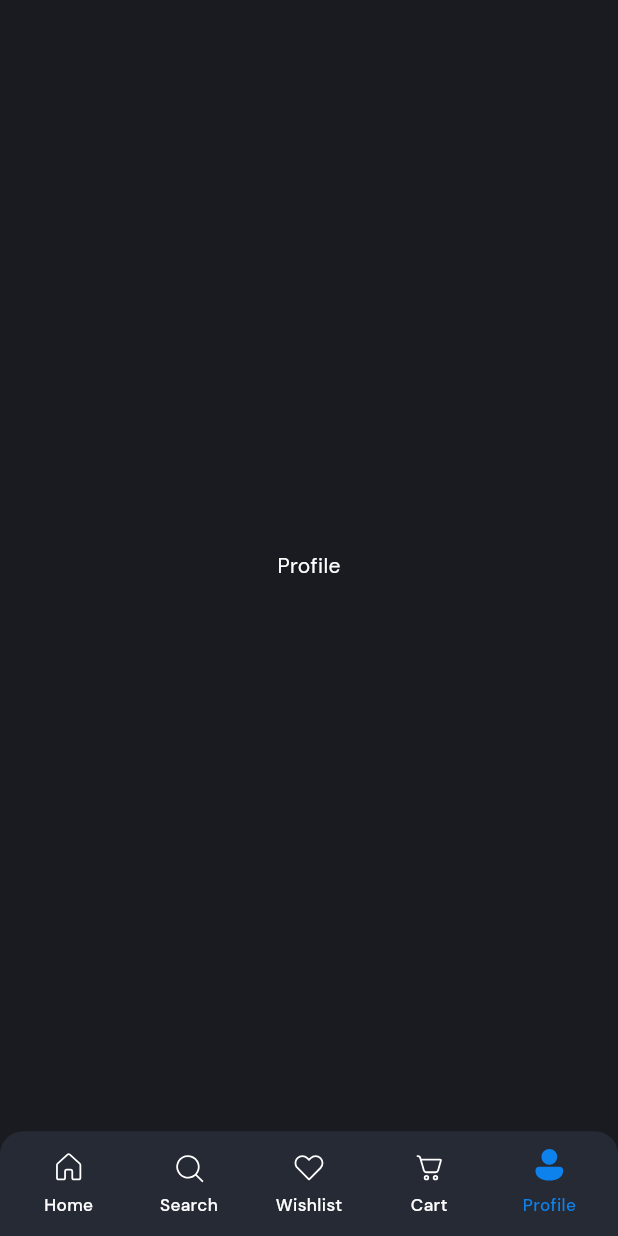
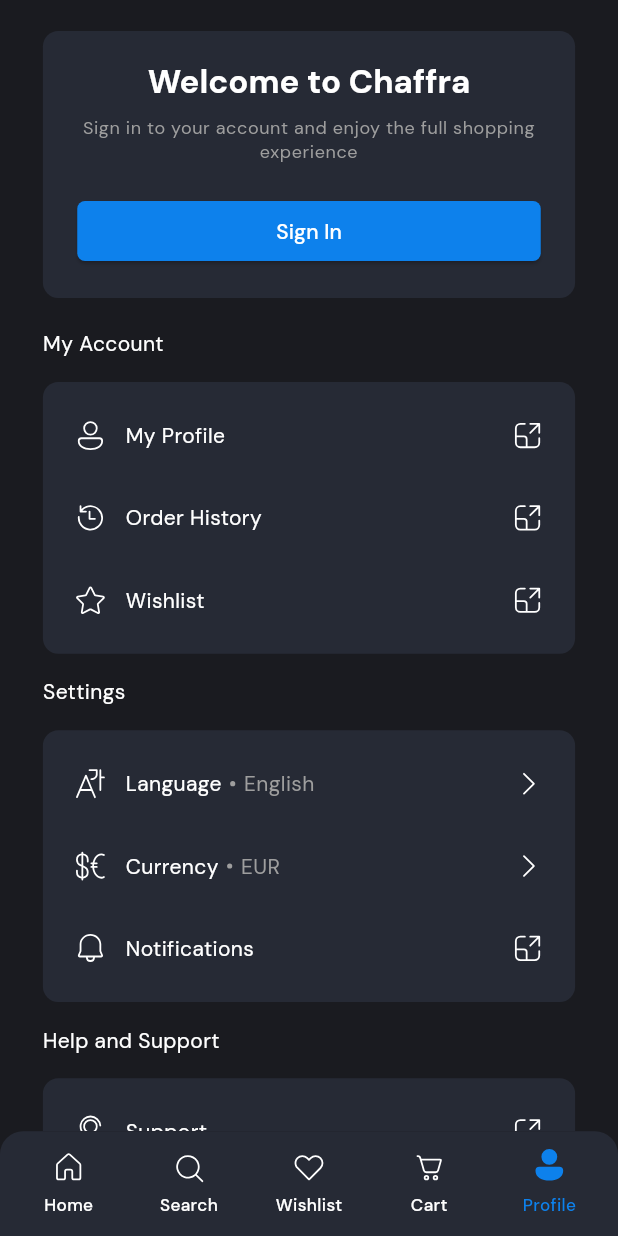
Before and after one commit to abdoumata03/Chaffra, a Flutter app: the screen it shows after launch, item 5 of the bottom bar chosen, on a phone screen of 412 x 824 dp. Run offline on Flutter 3.47's test engine with Material 3 defaults, Android fonts, the light colour scheme and no system bars; drawn by our look-alikes of flutter_animate; our stand-ins replace fluentui_system_icons, flutter_riverpod, flutter_screenutil, go_router, google_fonts, riverpod_annotation and 1 more; missing offline and left inert: country_flags; generated files the repository leaves out were written again.

Commit message:
profile page; language settings

```diff
--- /dev/null
+++ b/lib/features/account/presentation/language.dart
@@ -0,0 +1,42 @@
+import 'package:chaffra/features/account/presentation/widgets/language_list_tile.dart';
+import 'package:chaffra/localization/app_localizations_context.dart';
+import 'package:chaffra/localization/supported_locale.dart';
+import 'package:fluentui_system_icons/fluentui_system_icons.dart';
+import 'package:flutter/material.dart';
+import 'package:flutter_screenutil/flutter_screenutil.dart';
+
+class Language extends StatelessWidget {
+  const Language({super.key});
+
+  @override
+  Widget build(BuildContext context) {
+    return Scaffold(
+      appBar: AppBar(
+        leading: IconButton(
+          icon: const Icon(FluentIcons.arrow_left_24_regular),
+          onPressed: () {
+            Navigator.pop(context);
+          },
+        ),
+        title: Text(
+          context.loc.language,
+          style: Theme.of(context).textTheme.bodyLarge,
+        ),
+      ),
+      body: SingleChildScrollView(
+        child: Padding(
+          padding: EdgeInsets.symmetric(horizontal: 25.w, vertical: 20.h),
+          child: Wrap(
+            runSpacing: 10.h,
+            children: List.generate(
+              SupportedLocale.values.length,
+              (index) => LanguageListTile(
+                locale: SupportedLocale.values[index],
+              ),
+            ),
+          ),
+        ),
+      ),
+    );
+  }
+}
--- /dev/null
+++ b/lib/features/account/presentation/profile.dart
@@ -0,0 +1,163 @@
+import 'package:chaffra/localization/hardcoded_string.dart';
+import 'package:chaffra/localization/locale_provider.dart';
+import 'package:chaffra/localization/supported_locale.dart';
+import 'package:chaffra/routing/router_page_names.dart';
+import 'package:chaffra/shared/widgets/button.dart';
+import 'package:chaffra/shared/widgets/dark_container.dart';
+import 'package:chaffra/localization/app_localizations_context.dart';
+import 'package:chaffra/features/account/presentation/widgets/settings_item.dart';
+import 'package:fluentui_system_icons/fluentui_system_icons.dart';
+import 'package:flutter/material.dart';
+import 'package:flutter_riverpod/flutter_riverpod.dart';
+import 'package:flutter_screenutil/flutter_screenutil.dart';
+import 'package:go_router/go_router.dart';
+
+class Profile extends ConsumerWidget {
+  const Profile({super.key});
+
+  @override
+  Widget build(BuildContext context, WidgetRef ref) {
+    final locale = ref.watch(localeControllerProvider);
+    return SingleChildScrollView(
+        child: SizedBox(
+      width: double.infinity,
+      child: Padding(
+        padding: EdgeInsets.symmetric(horizontal: 25.w, vertical: 20.h),
+        child: Column(
+          crossAxisAlignment: CrossAxisAlignment.start,
+          children: [
+            DarkContainer(
+              padding: EdgeInsets.symmetric(horizontal: 20.w, vertical: 20.h),
+              child: Column(
+                children: [
+                  Text(
+                    context.loc.welcomeToChaffra,
+                    style: Theme.of(context).textTheme.titleLarge!.copyWith(
+                          fontWeight: FontWeight.bold,
+                        ),
+                  ),
+                  SizedBox(height: 8.h),
+                  Text(
+                    context.loc.welcomeMessage,
+                    style: Theme.of(context).textTheme.bodySmall!.copyWith(
+                          color: Colors.grey,
+                        ),
+                    textAlign: TextAlign.center,
+                  ),
+                  SizedBox(height: 20.h),
+                  SizedBox(
+                    width: double.infinity,
+                    child: Button(
+                        onPressed: () {}, child: Text(context.loc.signIn)),
+                  ),
+                ],
+              ),
+            ),
+            SizedBox(height: 20.h),
+            Text(context.loc.myAccount),
+            SizedBox(height: 15.h),
+            DarkContainer(
+              padding: EdgeInsets.symmetric(horizontal: 8.h, vertical: 8.h),
+              child: Column(
+                children: [
+                  SettingItem(
+                    icon: FluentIcons.person_20_regular,
+                    title: context.loc.myProfile,
+                    internal: false,
+                  ),
+                  SettingItem(
+                    icon: FluentIcons.history_20_regular,
+                    title: context.loc.orderHistory,
+                    internal: false,
+                  ),
+                  SettingItem(
+                    icon: FluentIcons.star_20_regular,
+                    title: context.loc.whishlist,
+                    internal: false,
+                  ),
+                ],
+              ),
+            ),
+            SizedBox(height: 15.h),
+            Text(context.loc.settings),
+            SizedBox(height: 15.h),
+            DarkContainer(
+              padding: EdgeInsets.symmetric(horizontal: 8.h, vertical: 8.h),
+              child: Column(
+                children: [
+                  SettingItem(
+                    icon: FluentIcons.local_language_20_regular,
+                    title: context.loc.language,
+                    value: locale.name,
+                    onTap: () {
+                      // Navigate to the language selection page
+                      context.pushNamed(pageNames.language);
+                    },
+                  ),
+                  SettingItem(
+                    icon: FluentIcons.currency_dollar_euro_20_regular,
+                    title: context.loc.currency,
+                    value: "EUR".hardcoded,
+                  ),
+                  SettingItem(
+                    icon: FluentIcons.alert_20_regular,
+                    title: context.loc.notifications,
+                    internal: false,
+                    onTap: () async {},
+                  ),
+                ],
+              ),
+            ),
+            SizedBox(height: 15.h),
+            Text(context.loc.helpAndSupport),
+            SizedBox(height: 15.h),
+            DarkContainer(
+              padding: EdgeInsets.symmetric(horizontal: 8.h, vertical: 8.h),
+              child: SettingItem(
+                icon: FluentIcons.person_support_20_regular,
+                title: context.loc.support,
+                internal: false,
+              ),
+            ),
+            SizedBox(height: 15.h),
+            Text(context.loc.legalInformation),
+            SizedBox(height: 15.h),
+            DarkContainer(
+              padding: EdgeInsets.symmetric(horizontal: 8.h, vertical: 8.h),
+              child: Column(
+                children: [
+                  SettingItem(
+                    icon: FluentIcons.document_one_page_20_regular,
+                    title: context.loc.temsAndConditions,
+                  ),
+                  SettingItem(
+                    icon: FluentIcons.shield_person_20_regular,
+                    title: context.loc.privacyPolicy,
+                  ),
+                  const Divider(),
+                  SettingItem(
+                    icon: FluentIcons.info_20_regular,
+                    title: context.loc.aboutUs,
+                  ),
+                ],
+              ),
+            ),
+            SizedBox(height: 15.h),
+            SizedBox(
+              width: double.infinity,
+              child: Text(
+                " ${context.loc.allRightsReserved} \n ${context.loc.version}"
+                    .hardcoded,
+                style: Theme.of(context)
+                    .textTheme
+                    .bodySmall!
+                    .copyWith(color: Colors.grey, height: 1.5),
+                textAlign: TextAlign.center,
+              ),
+            ),
+          ],
+        ),
+      ),
+    ));
+  }
+}
--- /dev/null
+++ b/lib/features/account/presentation/widgets/language_list_tile.dart
@@ -0,0 +1,40 @@
+import 'package:chaffra/localization/locale_provider.dart';
+import 'package:chaffra/localization/supported_locale.dart';
+import 'package:chaffra/themes/tokens.dart';
+import 'package:country_flags/country_flags.dart';
+import 'package:fluentui_system_icons/fluentui_system_icons.dart';
+import 'package:flutter/material.dart';
+import 'package:flutter_riverpod/flutter_riverpod.dart';
+import 'package:flutter_screenutil/flutter_screenutil.dart';
+
+class LanguageListTile extends ConsumerWidget {
+  const LanguageListTile({
+    super.key,
+    required this.locale,
+  });
+
+  final SupportedLocale locale;
+
+  @override
+  Widget build(BuildContext context, WidgetRef ref) {
+    final selectedLocale = ref.watch(localeControllerProvider);
+
+    return ListTile(
+      trailing: selectedLocale.name == locale.name
+          ? const Icon(FluentIcons.checkmark_24_filled)
+          : null,
+      leading: CountryFlag.fromCountryCode(locale.countryCode, width: 20.w,),
+      shape: RoundedRectangleBorder(
+        side: BorderSide(
+            color:
+                selectedLocale.name == locale.name ? primaryColor : Colors.grey,
+            width: 1),
+        borderRadius: BorderRadius.circular(5),
+      ),
+      title: Text(locale.name),
+      onTap: () {
+        ref.read(localeControllerProvider.notifier).changeLanguage(locale);
+      },
+    );
+  }
+}
--- /dev/null
+++ b/lib/features/account/presentation/widgets/settings_item.dart
@@ -0,0 +1,72 @@
+import 'package:fluentui_system_icons/fluentui_system_icons.dart';
+import 'package:flutter/material.dart';
+import 'package:flutter_screenutil/flutter_screenutil.dart';
+
+class SettingItem extends StatelessWidget {
+  const SettingItem(
+      {super.key,
+      this.internal = true,
+      required this.icon,
+      required this.title,
+      this.onTap,
+      this.value});
+
+  final bool internal;
+  final IconData icon;
+  final String title;
+  final String? value;
+  final Function()? onTap;
+
+  @override
+  Widget build(BuildContext context) {
+    return Material(
+      color: Colors.transparent,
+      child: InkWell(
+        customBorder: RoundedRectangleBorder(
+          borderRadius: BorderRadius.circular(10.h),
+        ),
+        onTap: onTap,
+        child: Container(
+          padding: EdgeInsets.symmetric(vertical: 15.h, horizontal: 10.w),
+          child: Row(
+            children: [
+              Icon(icon),
+              SizedBox(width: 10.w),
+              Text(title),
+              if (value != null)
+                Row(
+                  children: [
+                    SizedBox(
+                      width: 5.w,
+                    ),
+                    Container(
+                      width: 3.w,
+                      height: 3.w,
+                      decoration: const BoxDecoration(
+                        shape: BoxShape.circle,
+                        color: Colors.grey,
+                      ),
+                    ),
+                    SizedBox(
+                      width: 5.w,
+                    ),
+                    if (value != null)
+                      Text(
+                        value!,
+                        style: const TextStyle(
+                          color: Colors.grey,
+                        ),
+                      ),
+                  ],
+                ),
+              const Spacer(),
+              internal
+                  ? const Icon(FluentIcons.chevron_right_20_regular)
+                  : const Icon(FluentIcons.expand_up_right_20_regular)
+            ],
+          ),
+        ),
+      ),
+    );
+  }
+}
--- /dev/null
+++ b/lib/localization/hardcoded_string.dart
@@ -0,0 +1,3 @@
+extension HardCodedString on String {
+   String get hardcoded => this;
+}
--- a/lib/localization/l10n/app_ar.arb
+++ b/lib/localization/l10n/app_ar.arb
@@ -5,5 +5,25 @@
     "profileBottomNavBarItem": "حسابي",
     "wishlistBottomNavBarItem": "المفضلة",
     "cartBottomNavBarItem": "السلة",
-    "currentLanguage": "اللغة الحالية"
+    "currentLanguage": "اللغة الحالية",
+    "signIn": "تسجيل الدخول",
+    "welcomeToChaffra": "مرحبًا بك في شَفرة",
+    "welcomeMessage" : "سجل الدخول لتتمكن من الاستمتاع بالتجربة الكاملة",
+    "myAccount": "حسابي",
+    "myProfile": "ملفي الشخصي",
+    "orderHistory": "طلباتي",
+    "whishlist": "المفضلة",
+    "settings": "الإعدادات",
+    "language": "اللغة",
+    "currency": "العملة",
+    "notifications": "الإشعارات",
+    "helpAndSupport": "المساعدة والدعم",
+    "support": "الدعم",
+    "legalInformation": "المعلومات القانونية",
+    "temsAndConditions": "الشروط والأحكام",
+    "privacyPolicy": "سياسة الخصوصية",
+    "allRightsReserved": "شفرة. كل الحقوق محفوظة ©",
+    "version": "Chaffra.com - الإصدار 1.0",
+    "aboutUs": "من نحن",
+    "logout": "تسجيل الخروج"
 }
--- a/lib/localization/l10n/app_en.arb
+++ b/lib/localization/l10n/app_en.arb
@@ -5,5 +5,25 @@
     "profileBottomNavBarItem": "Profile",
     "wishlistBottomNavBarItem": "Wishlist",
     "cartBottomNavBarItem": "Cart",
-    "currentLanguage": "Current language"
+    "currentLanguage": "Current language",
+    "signIn": "Sign In",
+    "welcomeToChaffra": "Welcome to Chaffra",
+    "welcomeMessage" : "Sign in to your account and enjoy the full shopping experience",
+    "myAccount": "My Account",
+    "myProfile": "My Profile",
+    "orderHistory": "Order History",
+    "whishlist": "Wishlist",
+    "settings": "Settings",
+    "language": "Language",
+    "currency": "Currency",
+    "notifications": "Notifications",
+    "helpAndSupport": "Help and Support",
+    "support": "Support",
+    "legalInformation": "Legal Information",
+    "temsAndConditions": "Terms and Conditions",
+    "privacyPolicy": "Privacy Policy",
+    "allRightsReserved": "© Chaffra. All rights reserved",
+    "version": "Chaffra.com - Version 1.0",
+    "logout": "Logout",
+    "aboutUs": "About Us"
 }
--- a/lib/localization/supported_locale.dart
+++ b/lib/localization/supported_locale.dart
@@ -16,6 +16,19 @@
     }
     return name;
   }
+
+  String get countryCode {
+    String countryCode;
+    switch (this) {
+      case SupportedLocale.en:
+        countryCode = 'us';
+        break;
+      case SupportedLocale.ar:
+        countryCode = 'sa';
+        break;
+    }
+    return countryCode;
+  }
 }
 
 extension LocaleExtension on Locale {
--- a/lib/main.dart
+++ b/lib/main.dart
@@ -1,7 +1,6 @@
 import 'package:chaffra/localization/locale_provider.dart';
-import 'package:chaffra/localization/supported_locale.dart';
+import 'package:chaffra/routing/router_config.dart';
 import 'package:chaffra/services/shared_preferences/providers.dart';
-import 'package:chaffra/shared/screens/root_screen.dart';
 import 'package:chaffra/themes/app_theme.dart';
 import 'package:flutter/material.dart';
 import 'package:flutter_riverpod/flutter_riverpod.dart';
@@ -30,7 +29,7 @@
     return ScreenUtilInit(
         designSize: const Size(360, 800),
         builder: (_, child) {
-          return MaterialApp(
+          return MaterialApp.router(
             debugShowCheckedModeBanner: false,
             localizationsDelegates: AppLocalizations.localizationsDelegates,
             supportedLocales: AppLocalizations.supportedLocales,
@@ -42,7 +41,7 @@
                   : GoogleFonts.dmSansTextTheme()
                       .apply(bodyColor: Colors.white),
             ),
-            home: RootScreen(),
+            routerConfig: routerConfig,
           );
         });
   }
--- /dev/null
+++ b/lib/routing/router_config.dart
@@ -0,0 +1,25 @@
+import 'package:chaffra/features/account/presentation/language.dart';
+import 'package:chaffra/routing/router_page_names.dart';
+import 'package:chaffra/shared/screens/root_screen.dart';
+import 'package:flutter/material.dart';
+import 'package:go_router/go_router.dart';
+
+final routerConfig = GoRouter(
+  initialLocation: '/',
+  routes: [
+    GoRoute(
+      name: pageNames.root,
+      path: "/",
+      pageBuilder: (context, state) => const MaterialPage<void>(
+        child: RootScreen(),
+      ),
+    ),
+    GoRoute(
+      name: pageNames.language,
+      path: "/language",
+      pageBuilder: (context, state) => const MaterialPage<void>(
+        child: Language(),
+      ),
+    ),
+  ],
+);
--- /dev/null
+++ b/lib/routing/router_page_names.dart
@@ -0,0 +1,4 @@
+class pageNames {
+  static const String root = 'root';
+  static const String language = 'language';
+}
--- a/lib/shared/screens/root_screen.dart
+++ b/lib/shared/screens/root_screen.dart
@@ -1,5 +1,6 @@
 import 'package:chaffra/localization/app_localizations_context.dart';
 import 'package:chaffra/shared/screens/home.dart';
+import 'package:chaffra/features/account/presentation/profile.dart';
 import 'package:chaffra/shared/widgets/bottom_navigation_bar.dart';
 import 'package:flutter/material.dart';
 import 'package:flutter/services.dart';
@@ -26,7 +27,7 @@
             Center(child: Text(context.loc.searchBottomNavBarItem)),
             Center(child: Text(context.loc.wishlistBottomNavBarItem)),
             Center(child: Text(context.loc.cartBottomNavBarItem)),
-            Center(child: Text(context.loc.profileBottomNavBarItem))
+            const Profile(),
           ],
         )),
       ),
--- a/lib/shared/widgets/bottom_navigation_bar.dart
+++ b/lib/shared/widgets/bottom_navigation_bar.dart
@@ -1,11 +1,10 @@
-import 'package:chaffra/constants/themes.dart';
+import 'package:chaffra/themes/tokens.dart';
 import 'package:chaffra/localization/app_localizations_context.dart';
 import 'package:fluentui_system_icons/fluentui_system_icons.dart';
 import 'package:flutter/material.dart';
 import 'package:flutter_animate/flutter_animate.dart';
 import 'package:flutter_riverpod/flutter_riverpod.dart';
 import 'package:flutter_screenutil/flutter_screenutil.dart';
-import 'package:google_fonts/google_fonts.dart';
 
 class CustomBottomNavigationBar extends ConsumerWidget {
   const CustomBottomNavigationBar({super.key});
--- /dev/null
+++ b/lib/shared/widgets/button.dart
@@ -0,0 +1,30 @@
+import 'package:chaffra/themes/tokens.dart';
+import 'package:flutter/material.dart';
+import 'package:flutter_screenutil/flutter_screenutil.dart';
+
+class Button extends StatelessWidget {
+  const Button({
+    super.key,
+    required this.onPressed,
+    required this.child,
+  });
+
+  final Function() onPressed;
+  final Widget child;
+
+  @override
+  Widget build(BuildContext context) {
+    return ElevatedButton(
+        onPressed: onPressed,
+        style: ButtonStyle(
+          backgroundColor: MaterialStateProperty.all(primaryColor),
+          foregroundColor: MaterialStateProperty.all(Colors.white),
+          shape: MaterialStateProperty.all(
+            RoundedRectangleBorder(
+              borderRadius: BorderRadius.circular(5.h),
+            ),
+          ),
+        ),
+        child: child);
+  }
+}
--- /dev/null
+++ b/lib/shared/widgets/dark_container.dart
@@ -0,0 +1,26 @@
+import 'package:flutter/material.dart';
+import 'package:flutter_screenutil/flutter_screenutil.dart';
+
+class DarkContainer extends StatelessWidget {
+  const DarkContainer({
+    super.key,
+    required this.child,
+    required this.padding,
+  });
+
+  final Widget child;
+  final EdgeInsetsGeometry? padding;
+
+  @override
+  Widget build(BuildContext context) {
+    return Container(
+      width: double.infinity,
+      padding: padding,
+      decoration: BoxDecoration(
+        color: const Color(0xFF262A35),
+        borderRadius: BorderRadius.all(Radius.circular(10.h)),
+      ),
+      child: child,
+    );
+  }
+}
--- a/lib/themes/app_theme.dart
+++ b/lib/themes/app_theme.dart
@@ -1,6 +1,5 @@
-import 'package:chaffra/constants/themes.dart';
+import 'package:chaffra/themes/tokens.dart';
 import 'package:flutter/material.dart';
-import 'package:google_fonts/google_fonts.dart';
 
 class AppTheme {
   static final darkTheme = ThemeData(
--- a/pubspec.yaml
+++ b/pubspec.yaml
@@ -8,6 +8,7 @@
 
 dependencies:
   build_runner: ^2.4.9
+  country_flags: ^2.2.0
   fluentui_system_icons: ^1.1.234
   flutter:
     sdk: flutter
@@ -17,6 +18,7 @@
   flutter_riverpod: ^2.5.1
   flutter_screenutil: ^5.9.0
   freezed: ^2.5.2
+  go_router: ^14.0.1
   google_fonts: ^6.2.1
   intl: any
   riverpod: ^2.5.1
```
Also changed, not shown: lib/themes/tokens.dart (line endings or trailing spaces), pubspec.lock.
